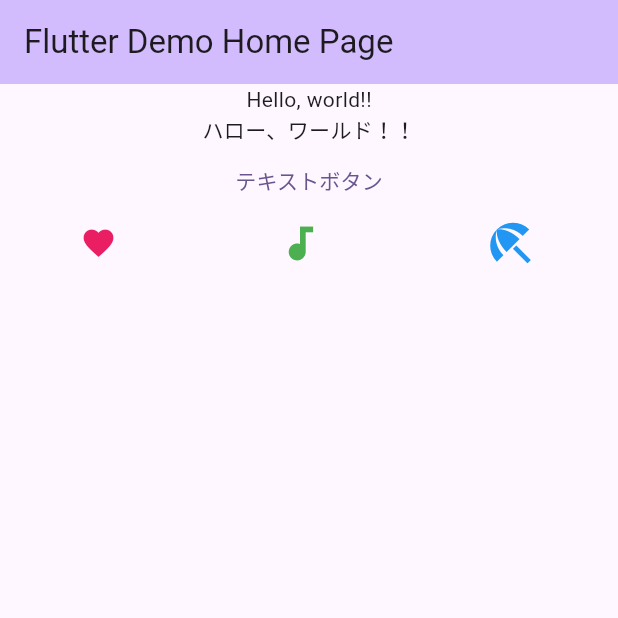
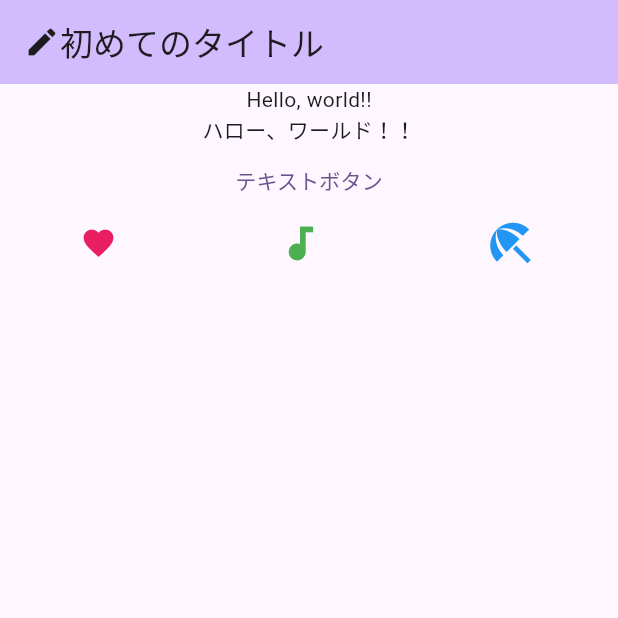
Before and after one commit to nikukyugamer/ugokashite-flutter, a Flutter app: the screen it shows after launch, on a phone screen of 412 x 824 dp, the top half of it. Run offline on Flutter 3.47's test engine with Material 2 defaults, Android fonts, the phone set to English and light mode, and no system bars.

Commit message:
"タイトルを変更" (#15)

```diff
--- a/lib/main.dart
+++ b/lib/main.dart
@@ -33,9 +33,13 @@ class _MyHomePageState extends State<MyHomePage> {
   Widget build(BuildContext context) {
     return Scaffold(
         appBar: AppBar(
-          backgroundColor: Theme.of(context).colorScheme.inversePrimary,
-          title: Text(widget.title),
-        ),
+            backgroundColor: Theme.of(context).colorScheme.inversePrimary,
+            title: const Row(
+              children: [
+                Icon(Icons.create),
+                Text('初めてのタイトル'),
+              ],
+            )),
         body: Column(children: [
           const Text('Hello, world!!'),
           const Text('ハロー、ワールド！！'),
```
